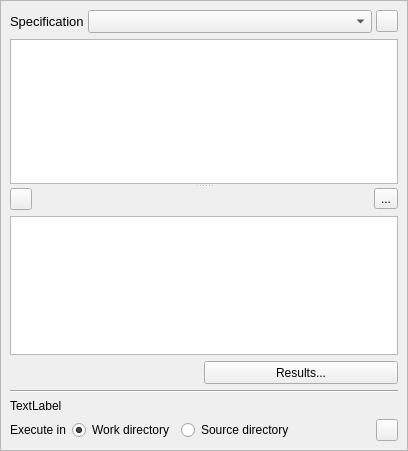
Qt form spine_items/tool/ui/tool_properties.ui (spine-tools/spine-items) before a commit.
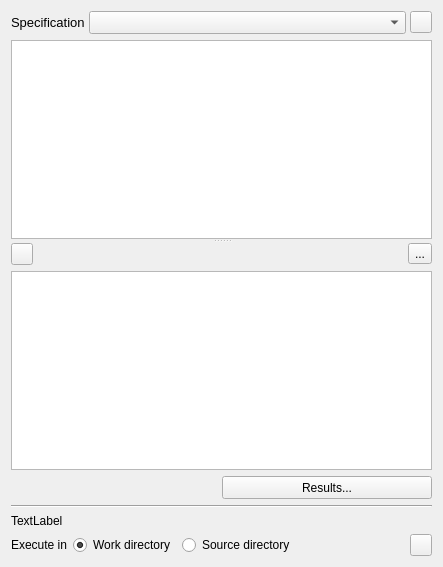
The same form after that commit. Icons and pictures are not drawn. Custom widgets are drawn as their Qt base class.

Commit message:
Add option to paint icon in the background of properties widget
This is to help identifying the properties widget.

Diff of the .ui file:
```diff
--- a/spine_items/tool/ui/tool_properties.ui
+++ b/spine_items/tool/ui/tool_properties.ui
@@ -18,44 +18,14 @@
    <rect>
     <x>0</x>
     <y>0</y>
-    <width>408</width>
-    <height>451</height>
+    <width>443</width>
+    <height>567</height>
    </rect>
   </property>
   <property name="windowTitle">
    <string>Form</string>
   </property>
   <layout class="QVBoxLayout" name="verticalLayout">
-   <property name="spacing">
-    <number>0</number>
-   </property>
-   <property name="leftMargin">
-    <number>0</number>
-   </property>
-   <property name="topMargin">
-    <number>0</number>
-   </property>
-   <property name="rightMargin">
-    <number>0</number>
-   </property>
-   <property name="bottomMargin">
-    <number>0</number>
-   </property>
-   <item>
-    <widget class="QScrollArea" name="scrollArea_3">
-     <property name="widgetResizable">
-      <bool>true</bool>
-     </property>
-     <widget class="QWidget" name="scrollAreaWidgetContents_3">
-      <property name="geometry">
-       <rect>
-        <x>0</x>
-        <y>0</y>
-        <width>406</width>
-        <height>449</height>
-       </rect>
-      </property>
-      <layout class="QVBoxLayout" name="verticalLayout_2">
        <item>
         <layout class="QHBoxLayout" name="horizontalLayout_9">
          <property name="spacing">
@@ -408,10 +378,6 @@
        </item>
       </layout>
      </widget>
-    </widget>
-   </item>
-  </layout>
- </widget>
  <customwidgets>
   <customwidget>
    <class>ArgsTreeView</class>
```
Left out of the diff: 1 changed line with no effect on the pictures. Lines whose indentation alone changed are shown as unchanged. The commit also changes 29 other files.
